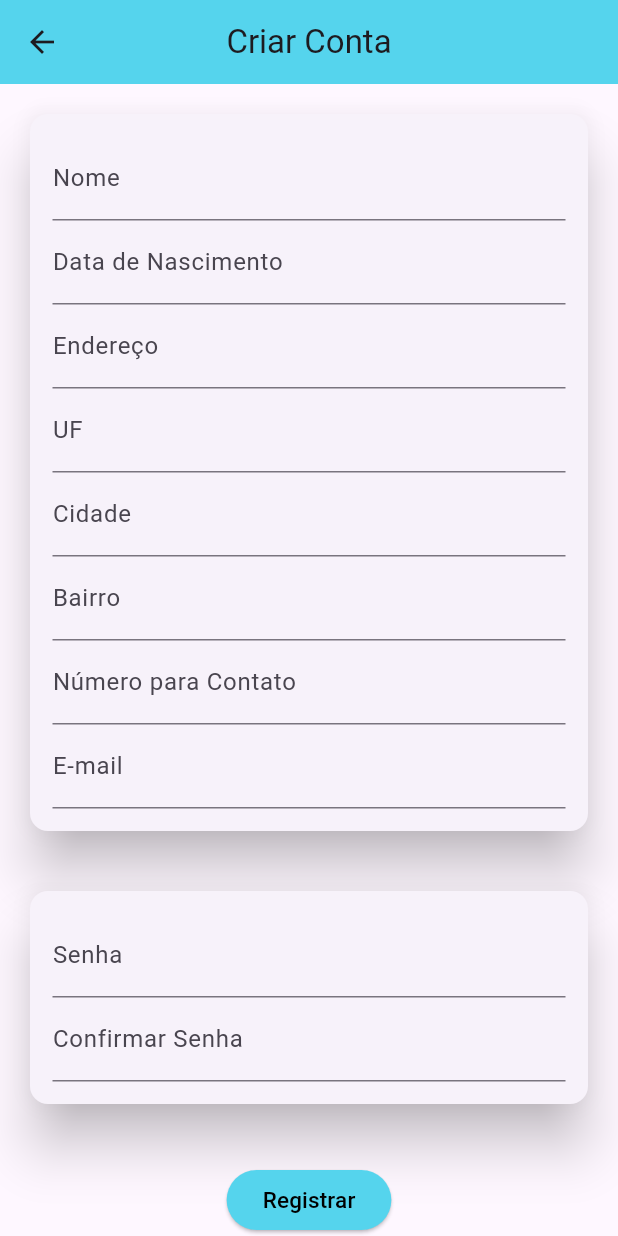
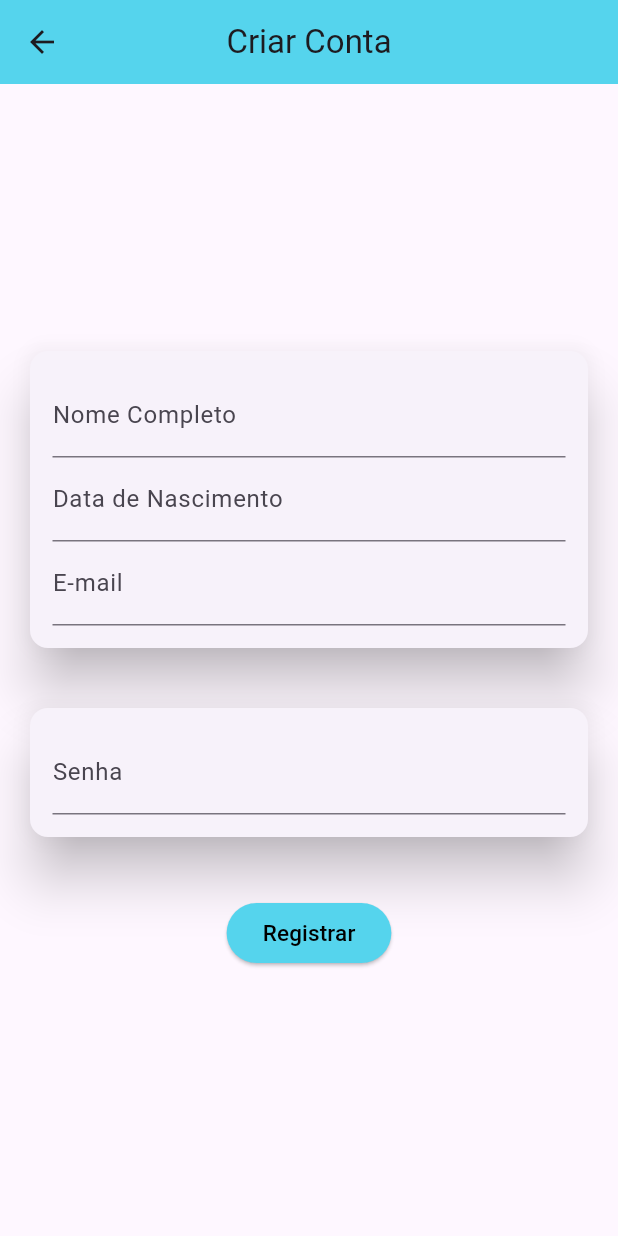
Before and after one commit to Thallanar/laudo_facil, a Flutter app: the RegisterFormPage screen opened directly, after a tap on "Registrar", on a phone screen of 412 x 824 dp. Run offline on Flutter 3.47's test engine with Material 3 defaults, Android fonts, the light colour scheme and no system bars; drawn by our look-alikes of datetime_picker_formfield; our stand-ins replace cloud_firestore, firebase_auth, firebase_core, font_awesome_flutter, google_sign_in; missing offline and left inert: flutter_facebook_auth; accounts and stored records are empty.

Commit message:
Register
Registro funcionando em forma mais crua. Apenas registra sem mudar o state da página.

```diff
--- /dev/null
+++ b/mobile/lib/components/register_form.dart
@@ -0,0 +1,180 @@
+import 'package:flutter/material.dart';
+import 'package:intl/intl.dart';
+import 'package:datetime_picker_formfield/datetime_picker_formfield.dart';
+
+import 'package:laudo_ez/components/auth_form.dart';
+import '../../constructor/user.dart';
+
+class RegisterForm extends StatefulWidget {
+  final void Function(AuthData) onSubmit;
+
+  const RegisterForm({Key? key, required this.onSubmit}) : super(key: key);
+
+  @override
+  State<RegisterForm> createState() => _RegisterFormState();
+}
+
+class _RegisterFormState extends State<RegisterForm> {
+  final _formKey = GlobalKey<FormState>();
+
+  final _authData = AuthData();
+
+  final firstPwdController = TextEditingController();
+
+  final secoundPwdController = TextEditingController();
+
+  Future _onSubmit() async {
+    final isValid = _formKey.currentState?.validate() ?? false;
+    if(!isValid) return;
+    widget.onSubmit(_authData);
+  }
+
+  _dataNascimento(){
+    DateFormat("dd/MM/yyyy").format(_authData.dataNascimento!).toString();
+  }
+
+  _textFieldPersonal(String key, info2, String text, String hint) {
+    return TextFormField(
+      key: ValueKey(key),
+      initialValue: info2,
+      onChanged: (key) => info2 = key,
+      decoration: InputDecoration(
+        labelText: text,
+        hintText: hint
+      ),
+    );
+  }
+
+  void comparePwd() {
+    if(firstPwdController != secoundPwdController) {
+      print("As senhas devem ser semelhantes");
+    }
+  }
+
+  @override
+  void dispose() {
+    firstPwdController.dispose();
+    secoundPwdController.dispose();
+    super.dispose();
+  }
+
+  @override
+  Widget build(BuildContext context) {
+    return Column(
+          children: [
+            Card(
+              elevation: 15,
+              color: Colors.grey[150],
+              margin: const EdgeInsets.all(20),
+              child: Padding(
+                padding: const EdgeInsets.all(15),
+                child: Form(
+                  key: _formKey,
+                  child: Column(
+                    children: [
+                      // _textFieldPersonal('name', _authData.name, "Nome", 'Insira seu nome'),
+                      TextFormField(
+                        key: const ValueKey('name'),
+                        initialValue: _authData.name,
+                        onChanged: (name) => _authData.name = name,
+                        // obscureText: true,
+                        decoration: const InputDecoration(
+                          labelText: 'Nome Completo',
+                          hintText: 'Escreva seu nome',
+                          ),
+                      ),
+                      DateTimeField(
+                        key: const ValueKey('dataNascimento'),
+                        autocorrect: true,
+                        format: DateFormat("dd/MM/yyyy"),
+                        decoration: const InputDecoration(
+                          labelText: 'Data de Nascimento',
+                          hintText: 'dd/MM/aaaa'
+                        ),
+                        onShowPicker: (context, currentValue) {
+                          return showDatePicker(
+                            context: context,
+                            initialDate: currentValue ?? DateTime.now(),
+                            firstDate: DateTime(1899),
+                            lastDate: DateTime(2100)
+                          );
+                        },
+                        onSaved: (dataNascimento) => _authData.dataNascimento = dataNascimento,
+                      ),
+                      TextFormField(
+                        key: const ValueKey('email'),
+                        initialValue: _authData.email,
+                        onChanged: (email) => _authData.email = email,
+                        // obscureText: true,
+                        decoration: const InputDecoration(
+                          labelText: 'E-mail',
+                          hintText: 'exemplo@exemplo.com',
+                          ),
+                      ),
+                      // _textFieldPersonal('endereco', _authData.endereco, "Endereço", 'Rua, número, complemento (se houver)'),
+                      // _textFieldPersonal('uf', _authData.uf, "UF", ''),
+                      // _textFieldPersonal('cidade', _authData.cidade, "Cidade", ''),
+                      // _textFieldPersonal('bairro', _authData.bairro, "Bairro", ''),
+                      // _textFieldPersonal('numero', _authData.numero, "Número para Contato", '(xx) xxxxx-xxxx'),
+                      // _textFieldPersonal('email', _authData.email, "E-mail", 'exemplo@exemplo.com')
+                    ],
+                  ),
+                ),
+              )
+            ),
+            Card(
+              elevation: 15,
+              color: Colors.grey[150],
+              margin: const EdgeInsets.all(20),
+              child: Padding(
+                padding: const EdgeInsets.all(15),
+                child: Form(
+                  child: Column(
+                    children: [
+                      TextFormField(
+                        key: const ValueKey('password'),
+                        obscureText: true,
+                        onChanged: (password) => _authData.password = password,
+                        // controller: firstPwdController
+                        decoration: const InputDecoration(labelText: "Senha"),
+                      ),
+                      // TextFormField(
+                      //   key: const ValueKey('password'),
+                      //   obscureText: true,
+                      //   decoration: const InputDecoration(labelText: "Confirmar Senha"),
+                      //   controller: secoundPwdController,
+                      //   onChanged: (senha) {
+                      //     comparePwd();
+                      //   },
+                      // )
+                    ],
+                  ),
+                )
+              )
+            ),
+            Center(
+              child: Padding(
+                padding: const EdgeInsets.fromLTRB(0, 20, 0, 20),
+                child: ElevatedButton(
+                  onPressed: () {
+                    _onSubmit();
+                    print('${_authData.name}');
+                  },
+                  style: const ButtonStyle(
+                    backgroundColor: MaterialStatePropertyAll<Color>(Color.fromRGBO(85, 212, 237, 93)),
+                  ),
+                  child: const Text(
+                    'Registrar',
+                    style: TextStyle(
+                      fontSize: 15,
+                      // fontWeight: FontWeight.bold,
+                      color: Colors.black
+                      ),
+                  ),
+                ),
+              ),
+            )
+          ],
+        );
+  }
+}
--- a/mobile/lib/constructor/user.dart
+++ b/mobile/lib/constructor/user.dart
@@ -1,10 +1,13 @@
+
+import 'package:firebase_auth/firebase_auth.dart';
 
 enum AuthMode { SingUp, Login }
 
 
 class AppUser {
+  final String id;
   final String? name;
-  final String? numero;
+  final PhoneAuthCredential? numero;
   final DateTime? dataNascimento;
   final String? email;
   final String? endereco;
@@ -15,6 +18,7 @@ class AppUser {
   final String? password;
 
     const AppUser({
+      required this.id,
       required this.name,
       required this.numero,
       required this.dataNascimento,
@@ -30,7 +34,7 @@ class AppUser {
 
 class AuthData {
   String name = '';
-  String? numero = '';
+  PhoneAuthCredential? numero;
   DateTime? dataNascimento;
   String? email = '';
   String? endereco = '';
--- a/mobile/lib/pages/register/pag_register.dart
+++ b/mobile/lib/pages/register/pag_register.dart
@@ -1,10 +1,8 @@
 import 'package:flutter/material.dart';
-import 'package:intl/intl.dart';
-import 'package:datetime_picker_formfield/datetime_picker_formfield.dart';
-import 'package:laudo_ez/components/auth_form.dart';
 
+import 'package:laudo_ez/components/register_form.dart';
+import '../../models/auth/auth_service.dart';
 import '../../constructor/user.dart';
-import '../../models/auth/auth_service.dart';
 
 class RegisterFormPage extends StatefulWidget {
   @override
@@ -12,68 +10,58 @@ class RegisterFormPage extends StatefulWidget {
 }
 
 class _RegisterFormPageState extends State<RegisterFormPage> {
-  final _formkey = GlobalKey<FormState>();
+  // bool _isLoading = false;
 
-  final _authData = AuthData();
+  Future<void> _handleSubmit(AuthData authData) async {
+    return await AuthService().signup(
+      authData.name,
+      authData.numero,
+      authData.dataNascimento!,
+      authData.email,
+      authData.endereco!,
+      authData.uf!,
+      authData.cidade!,
+      authData.bairro!,
 
-  final firstPwdController = TextEditingController();
+      authData.password!,
+    );
+    // try {
+    //   if(!mounted) return;
+    //   setState(() => _isLoading = true);
 
-  final secoundPwdController = TextEditingController();
-
-  bool _isLoading = false;
-
-  _dataNascimento(){
-    DateFormat("dd/MM/yyyy").format(_authData.dataNascimento!).toString();
+    //   if(authData.isSingUp) {
+    //     await AuthService().signup(
+    //       authData.email!,
+    //       authData.numero!,
+    //       authData.dataNascimento!,
+    //       authData.password!,
+    //       authData.bairro!,
+    //       authData.name,
+    //       authData.endereco!,
+    //       authData.uf!,
+    //       authData.cidade!
+    //     );
+    //   }
+    // }catch(error) {
+    //   print(error.toString());
+    // }finally {
+    //   setState(() => _isLoading = false);
+    // }
   }
 
-  _textFieldPersonal(String key, String info1, info2, String text, String hint) {
-    return TextFormField(
-      key: ValueKey(key),
-      initialValue: info2,
-      onChanged: (_) => info2 = info1,
-      decoration: InputDecoration(
-        labelText: text,
-        hintText: hint
+  _registerPageState() {
+    return Scaffold(
+      body: Stack(
+        alignment: AlignmentDirectional.topCenter,
+        children: [
+          Center(
+              child: SingleChildScrollView(
+            keyboardDismissBehavior: ScrollViewKeyboardDismissBehavior.manual,
+            child: RegisterForm(onSubmit: _handleSubmit),
+          )),
+        ],
       ),
     );
-  }
-
-  void comparePwd() {
-    if(firstPwdController != secoundPwdController) {
-      print("As senhas devem ser semelhantes");
-    }
-  }
-
-  @override
-  void dispose() {
-    firstPwdController.dispose();
-    secoundPwdController.dispose();
-    super.dispose();
-  }
-
-  Future<void> _handleSubmit(AuthData authData) async {
-    try {
-      if(!mounted) return;
-      setState(() => _isLoading = true);
-
-      if(authData.isLogin) {
-        await AuthService().signup(
-          authData.email!,
-          authData.password!,
-          authData.dataNascimento!,
-          authData.bairro!,
-          authData.name,
-          authData.numero!,
-          authData.endereco!,
-          authData.uf!,
-          authData.cidade!
-        );
-      }
-    }catch(error) {
-      print(error.toString());
-    }finally {
-      setState(() => _isLoading = false);
-    }
   }
 
   @override
@@ -84,101 +72,10 @@ class _RegisterFormPageState extends State<RegisterFormPage> {
         backgroundColor: const Color.fromRGBO(85, 212, 237, 93),
         centerTitle: true,
       ),
-      body: SingleChildScrollView(
-        child: Column(
-          children: [
-            Card(
-              elevation: 15,
-              color: Colors.grey[150],
-              margin: const EdgeInsets.all(20),
-              child: Padding(
-                padding: const EdgeInsets.all(15),
-                child: Form(
-                  key: _formkey,
-                  child: Column(
-                    children: [
-                      _textFieldPersonal('name', 'name', _authData.name, "Nome", 'Insira seu nome'),
-                      DateTimeField(
-                        key: const ValueKey('dataNascimento'),
-                        autocorrect: true,
-                        format: DateFormat("dd/MM/yyyy"),
-                        decoration: const InputDecoration(
-                          labelText: 'Data de Nascimento',
-                          hintText: 'dd/MM/aaaa'
-                        ),
-                        onShowPicker: (context, currentValue) {
-                          return showDatePicker(
-                            context: context,
-                            initialDate: currentValue ?? DateTime.now(),
-                            firstDate: DateTime(1899),
-                            lastDate: DateTime(2100)
-                          );
-                        },
-                        onSaved: (dataNascimento) => _dataNascimento()[0] = dataNascimento,
-                      ),
-                      _textFieldPersonal('endereco', 'endereco', _authData.endereco, "Endereço", 'Rua, número, complemento (se houver)'),
-                      _textFieldPersonal('uf', 'uf', _authData.uf, "UF", ''),
-                      _textFieldPersonal('cidade', 'city', _authData.cidade, "Cidade", ''),
-                      _textFieldPersonal('bairro', 'bairro', _authData.bairro, "Bairro", ''),
-                      _textFieldPersonal('numero', 'number', _authData.numero, "Número para Contato", '(xx) xxxxx-xxxx'),
-                      _textFieldPersonal('email', 'email', _authData.email, "E-mail", 'exemplo@exemplo.com')
-                    ],
-                  ),
-                ),
-              )
-            ),
-            Card(
-              elevation: 15,
-              color: Colors.grey[150],
-              margin: const EdgeInsets.all(20),
-              child: Padding(
-                padding: const EdgeInsets.all(15),
-                child: Form(
-                  child: Column(
-                    children: [
-                      TextFormField(
-                        decoration: const InputDecoration(labelText: "Senha"),
-                        obscureText: true,
-                        controller: firstPwdController
-                      ),
-                      TextFormField(
-                        key: const ValueKey('password'),
-                        obscureText: true,
-                        decoration: const InputDecoration(labelText: "Confirmar Senha"),
-                        controller: secoundPwdController,
-                        onChanged: (senha) {
-                          comparePwd();
-                        },
-                      )
-                    ],
-                  ),
-                )
-              )
-            ),
-            Center(
-              child: Padding(
-                padding: const EdgeInsets.fromLTRB(0, 20, 0, 20),
-                child: ElevatedButton(
-                  onPressed: () {
-                    AuthForm(onSubmit: _handleSubmit);
-                    print(_authData.email);
-                  },
-                  style: const ButtonStyle(
-                    backgroundColor: MaterialStatePropertyAll<Color>(Color.fromRGBO(85, 212, 237, 93)),
-                  ),
-                  child: const Text(
-                    'Registrar',
-                    style: TextStyle(
-                      fontSize: 15,
-                      // fontWeight: FontWeight.bold,
-                      color: Colors.black
-                      ),
-                  ),
-                ),
-              ),
-            )
-          ],
-        ),
+      body: Stack(
+        children: <Widget> [
+          _registerPageState()
+        ],
       ),
     );
   }
```
Also changed, not shown: mobile/lib/models/auth/auth_service.dart (+10 -6 lines).
